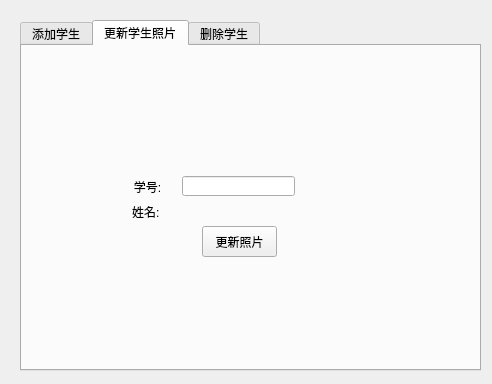
First picture: the form in demo/frame_stumanage.ui, repository SITP-face-recognize/QTclient, before the edit.
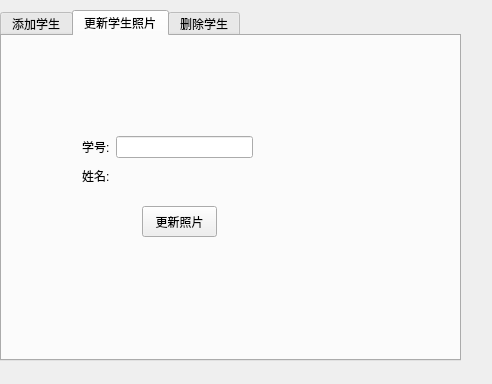
Second picture: the form after the edit. The open tabs and pages were chosen to show the change. Icons and pictures are not drawn.

Patch:
```diff
--- a/demo/frame_stumanage.ui
+++ b/demo/frame_stumanage.ui
@@ -16,8 +16,8 @@
   <widget class="QTabWidget" name="tabWidget">
    <property name="geometry">
     <rect>
-     <x>20</x>
-     <y>20</y>
+     <x>0</x>
+     <y>10</y>
      <width>461</width>
      <height>351</height>
     </rect>
@@ -133,26 +133,16 @@
     <widget class="QWidget" name="view_update_input" native="true">
      <property name="geometry">
       <rect>
-       <x>70</x>
-       <y>60</y>
+       <x>50</x>
+       <y>50</y>
        <width>221</width>
        <height>201</height>
       </rect>
      </property>
-     <widget class="QLineEdit" name="tb_id_update">
-      <property name="geometry">
-       <rect>
-        <x>90</x>
-        <y>70</y>
-        <width>113</width>
-        <height>20</height>
-       </rect>
-      </property>
-     </widget>
      <widget class="QPushButton" name="btn_updateFace">
       <property name="geometry">
        <rect>
-        <x>110</x>
+        <x>90</x>
         <y>120</y>
         <width>75</width>
         <height>31</height>
@@ -162,47 +152,41 @@
        <string>更新照片</string>
       </property>
      </widget>
-     <widget class="QLabel" name="tip_name_update">
+     <widget class="QWidget" name="">
       <property name="geometry">
        <rect>
-        <x>110</x>
-        <y>100</y>
-        <width>71</width>
-        <height>21</height>
+        <x>30</x>
+        <y>50</y>
+        <width>171</width>
+        <height>51</height>
        </rect>
       </property>
-      <property name="text">
-       <string/>
-      </property>
-     </widget>
-     <widget class="QLabel" name="upstu_id_Label">
-      <property name="geometry">
-       <rect>
-        <x>20</x>
-        <y>70</y>
-        <width>71</width>
-        <height>21</height>
-       </rect>
-      </property>
-      <property name="text">
-       <string>学号:</string>
-      </property>
-      <property name="alignment">
-       <set>Qt::AlignCenter</set>
-      </property>
-     </widget>
-     <widget class="QLabel" name="upstu_name_Label">
-      <property name="geometry">
-       <rect>
-        <x>40</x>
-        <y>100</y>
-        <width>54</width>
-        <height>12</height>
-       </rect>
-      </property>
-      <property name="text">
-       <string>姓名:</string>
-      </property>
+      <layout class="QGridLayout" name="gridLayout_2">
+       <item row="0" column="1">
+        <widget class="QLineEdit" name="tb_id_update"/>
+       </item>
+       <item row="1" column="0">
+        <widget class="QLabel" name="upstu_name_Label">
+         <property name="text">
+          <string>姓名:</string>
+         </property>
+        </widget>
+       </item>
+       <item row="0" column="0">
+        <widget class="QLabel" name="upstu_id_Label">
+         <property name="text">
+          <string>学号:</string>
+         </property>
+        </widget>
+       </item>
+       <item row="1" column="1">
+        <widget class="QLabel" name="tip_name_update">
+         <property name="text">
+          <string/>
+         </property>
+        </widget>
+       </item>
+      </layout>
      </widget>
     </widget>
    </widget>
```
Left out of the diff: 153 changed lines with no effect on the pictures.
